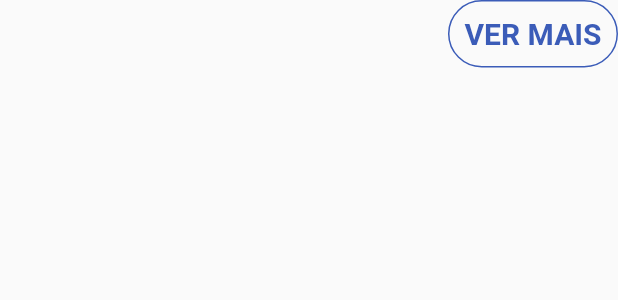
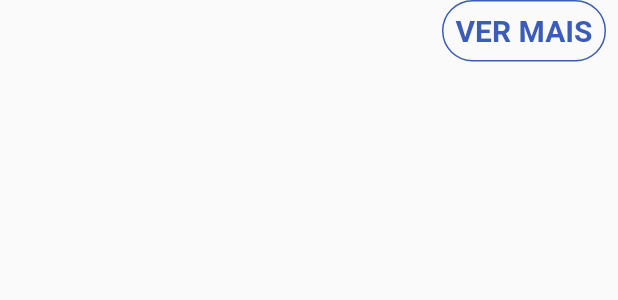
Before and after one commit to alefFSilva/fliper-test-flutter, a Flutter app: the MoreDetailsButtonSection widget shown alone on an empty page, opened directly, on a phone screen of 412 x 824 dp. Shown: the top 300 px of the screen. Run offline on Flutter 3.47's test engine with Material 2 defaults, Android fonts, the phone set to English and light mode, and no system bars; our stand-ins replace flutter_masked_text, graphql_flutter; network calls fail; statements that could not run were skipped.

Commit message:
Pequenos ajustes de layouts

```diff
--- a/fliper_test/lib/widgets/userSummary/sections/moreDetailsButtonSection.dart
+++ b/fliper_test/lib/widgets/userSummary/sections/moreDetailsButtonSection.dart
@@ -14,7 +14,8 @@ class MoreDetailsButtonSection extends StatelessWidget {
                   border:
                       Border.all(color: const Color.fromRGBO(59, 92, 184, 1)),
                   borderRadius: BorderRadius.all(Radius.circular(50))),
-              padding: EdgeInsets.all(10),
+              padding: EdgeInsets.all(8),
+              margin: EdgeInsets.fromLTRB(0, 0, 8, 0),
               child: Text(
                 'VER MAIS',
                 textDirection: TextDirection.ltr,
--- a/fliper_test/lib/widgets/userSummary/sections/titleAndMenuButtonSectionWidget.dart
+++ b/fliper_test/lib/widgets/userSummary/sections/titleAndMenuButtonSectionWidget.dart
@@ -22,6 +22,7 @@ class TitleAndMenuButtonSectionWidget extends StatelessWidget {
           Icons.more_vert,
           textDirection: TextDirection.ltr,
           color: Colors.grey,
+          size: 30,
         ),
       )
     ],
--- a/fliper_test/lib/widgets/userSummary/userSummaryContentWidget.dart
+++ b/fliper_test/lib/widgets/userSummary/userSummaryContentWidget.dart
@@ -18,9 +18,9 @@ class UserSummaryContentWidget extends StatelessWidget {
     var mediaquery = MediaQuery.of(context);
 
     var summaryContent = Container(
-      height: mediaquery.size.height / 1.8,
+      height: mediaquery.size.height / 1.7,
       width: mediaquery.size.width / 1.1,
-      padding: EdgeInsets.all(20),
+      padding: EdgeInsets.fromLTRB(20, 20, 20, 0),
       decoration: BoxDecoration(
           color: Colors.white,
           borderRadius: BorderRadius.all(Radius.circular(20)),
```
Also changed, not shown: fliper_test/lib/widgets/userSummary/sections/investedValueSectioWidget.dart (+9 -4 lines).
